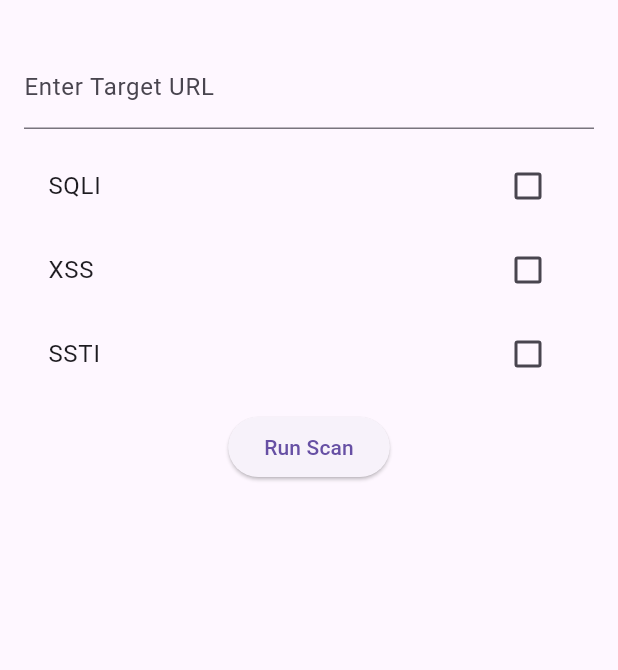
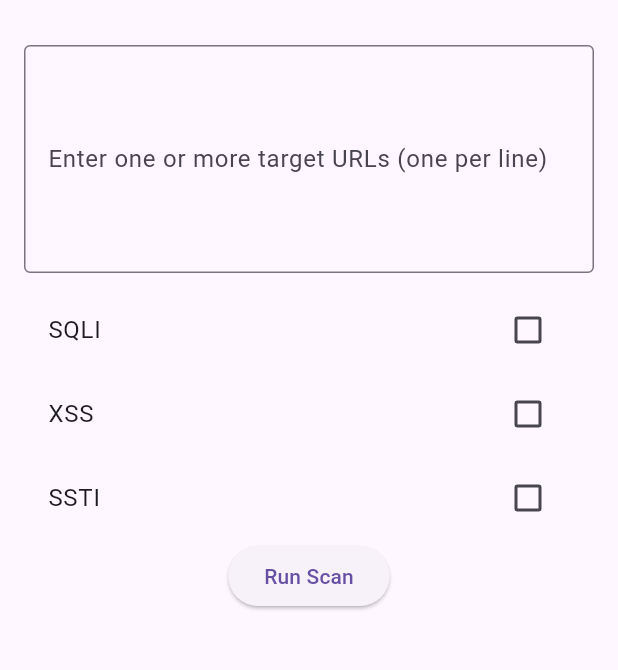
Before and after one commit to MM11011/awatp, a Flutter app: the screen it shows after launch, after a tap on "Run Scan", on a phone screen of 412 x 824 dp, the part 63-733 px from its top. Run offline on Flutter 3.47's test engine with Material 3 defaults, Android fonts, the phone set to English and light mode, and no system bars.

Commit message:
feat: Added multi-target scanning support to Flutter UI with per-result rendering.

```diff
--- a/awatp_ui/lib/main.dart
+++ b/awatp_ui/lib/main.dart
@@ -27,26 +27,47 @@ class _ScanPageState extends State<ScanPage> {
     "xss": false,
     "ssti": false,
   };
-  String result = "";
+  List<Map<String, dynamic>> scanResults = [];
 
   Future<void> runScan() async {
+    final rawUrls = urlController.text.split('\n');
+    final urls = rawUrls.map((e) => e.trim()).where((e) => e.isNotEmpty).toList();
     final selectedModules =
         modules.entries.where((e) => e.value).map((e) => e.key).toList();
 
+    setState(() {
+      scanResults.clear();
+    });
+
+    for (final url in urls) {
+      try {
         final response = await http.post(
-      Uri.parse('http://localhost:5000/scan'),
+          Uri.parse('http://192.168.101.245:5000/scan'),
           headers: {'Content-Type': 'application/json'},
           body: jsonEncode({
-        "url": urlController.text,
+            "url": url,
             "modules": selectedModules,
           }),
         );
 
+        final parsed = jsonDecode(response.body);
         setState(() {
-      result = response.statusCode == 200
-          ? const JsonEncoder.withIndent('  ').convert(jsonDecode(response.body))
-          : "Error: ${response.statusCode}";
+          scanResults.add({
+            "url": url,
+            "status": response.statusCode,
+            "data": parsed,
           });
+        });
+      } catch (e) {
+        setState(() {
+          scanResults.add({
+            "url": url,
+            "status": 0,
+            "error": e.toString(),
+          });
+        });
+      }
+    }
   }
 
   @override
@@ -59,7 +80,11 @@ class _ScanPageState extends State<ScanPage> {
           children: [
             TextField(
               controller: urlController,
-              decoration: InputDecoration(labelText: "Enter Target URL"),
+              maxLines: 5,
+              decoration: InputDecoration(
+                labelText: "Enter one or more target URLs (one per line)",
+                border: OutlineInputBorder(),
+              ),
             ),
             SizedBox(height: 10),
             Column(
@@ -75,15 +100,38 @@ class _ScanPageState extends State<ScanPage> {
                 );
               }).toList(),
             ),
-            SizedBox(height: 10),
             ElevatedButton(
               onPressed: runScan,
               child: Text("Run Scan"),
             ),
-            SizedBox(height: 20),
+            SizedBox(height: 10),
             Expanded(
-              child: SingleChildScrollView(
-                child: SelectableText(result),
+              child: ListView.builder(
+                itemCount: scanResults.length,
+                itemBuilder: (context, index) {
+                  final item = scanResults[index];
+                  final url = item['url'];
+                  final status = item['status'];
+
+                  return Card(
+                    child: Padding(
+                      padding: const EdgeInsets.all(12.0),
+                      child: item.containsKey('error')
+                          ? Text("❌ $url\nError: ${item['error']}")
+                          : Column(
+                              crossAxisAlignment: CrossAxisAlignment.start,
+                              children: [
+                                Text("✅ $url [Status: $status]", style: TextStyle(fontWeight: FontWeight.bold)),
+                                SizedBox(height: 8),
+                                Text(
+                                  const JsonEncoder.withIndent('  ').convert(item['data']),
+                                  style: TextStyle(fontFamily: 'monospace'),
+                                ),
+                              ],
+                            ),
+                    ),
+                  );
+                },
               ),
             ),
           ],
```
Also changed, not shown: 1 other file. Lines whose indentation alone changed are shown as unchanged.
